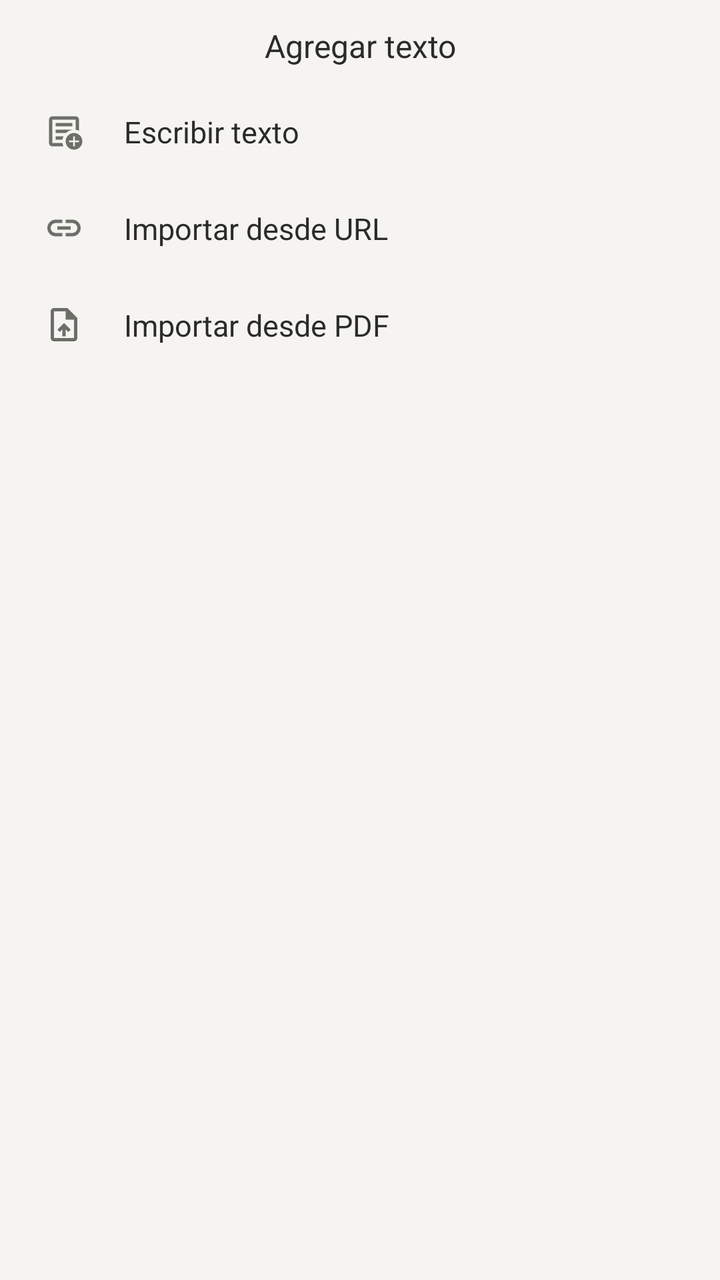
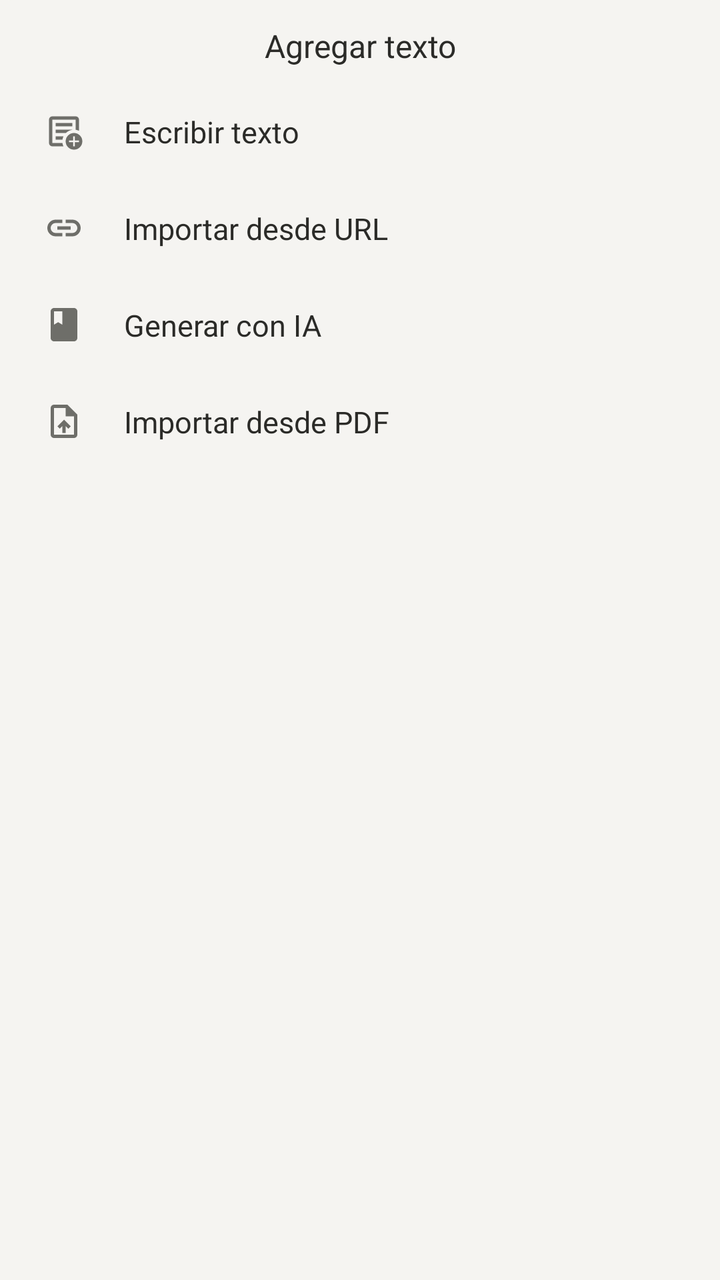

Two renders of the same Android screen: before a commit and after it. Below are the layout's source before the change and the commit's diff.
<!-- AndroidManifest.xml: application theme Theme.Leelo -->
<!-- res/layout/bottomsheet.xml -->
<?xml version="1.0" encoding="utf-8"?>
<LinearLayout xmlns:android="http://schemas.android.com/apk/res/android"
    android:layout_width="match_parent"
    android:layout_height="wrap_content"
    android:background="@drawable/dialog_bg"
    android:orientation="vertical">

    <TextView
        android:layout_width="match_parent"
        android:layout_height="wrap_content"
        android:layout_marginBottom="8dp"
        android:gravity="center"
        android:text="Agregar texto"
        android:textColor="?attr/colorOnSurface"
        android:textSize="16sp" />

    <LinearLayout
        android:id="@+id/layout_add_text"
        android:layout_width="match_parent"
        android:layout_height="wrap_content"
        android:background="?android:attr/selectableItemBackground"
        android:gravity="center_vertical"
        android:orientation="horizontal"
        android:padding="14dp">

        <ImageView
            android:layout_width="20dp"
            android:layout_height="20dp"
            android:src="@drawable/add_notes"
            android:tint="?attr/colorOnSurfaceVariant" />

        <TextView
            android:layout_width="wrap_content"
            android:layout_height="wrap_content"
            android:layout_marginStart="20dp"
            android:text="Escribir texto"
            android:textColor="?attr/colorOnSurface"
            android:textSize="15sp" />
    </LinearLayout>

    <LinearLayout
        android:id="@+id/layout_add_text_url"
        android:layout_width="match_parent"
        android:layout_height="wrap_content"
        android:background="?android:attr/selectableItemBackground"
        android:gravity="center_vertical"
        android:orientation="horizontal"
        android:padding="14dp">

        <ImageView
            android:layout_width="20dp"
            android:layout_height="20dp"
            android:src="@drawable/link"
            android:tint="?attr/colorOnSurfaceVariant" />

        <TextView
            android:layout_width="wrap_content"
            android:layout_height="wrap_content"
            android:layout_marginStart="20dp"
            android:text="Importar desde URL"
            android:textColor="?attr/colorOnSurface"
            android:textSize="15sp" />
    </LinearLayout>

    <LinearLayout
        android:id="@+id/layout_add_text_pdf"
        android:layout_width="match_parent"
        android:layout_height="wrap_content"
        android:background="?android:attr/selectableItemBackground"
        android:gravity="center_vertical"
        android:orientation="horizontal"
        android:padding="14dp">

        <ImageView
            android:layout_width="20dp"
            android:layout_height="20dp"
            android:src="@drawable/upload_file"
            android:tint="?attr/colorOnSurfaceVariant" />

        <TextView
            android:layout_width="wrap_content"
            android:layout_height="wrap_content"
            android:layout_marginStart="20dp"
            android:text="Importar desde PDF"
            android:textColor="?attr/colorOnSurface"
            android:textSize="15sp" />
    </LinearLayout>

</LinearLayout>
<!-- resources referenced by this layout -->
<resources>
  <!-- drawable add_notes (drawable) -->
  <vector xmlns:android="http://schemas.android.com/apk/res/android"
      android:width="24dp"
      android:height="24dp"
      android:viewportWidth="960"
      android:viewportHeight="960">
    <path
        android:pathData="M200,840q-33,0 -56.5,-23.5T120,760v-560q0,-33 23.5,-56.5T200,120h560q33,0 56.5,23.5T840,200v268q-19,-9 -39,-15.5t-41,-9.5v-243L200,200v560h242q3,22 9.5,42t15.5,38L200,840ZM200,720v40,-560 243,-3 280ZM280,680h163q3,-21 9.5,-41t14.5,-39L280,600v80ZM280,520h244q32,-30 71.5,-50t84.5,-27v-3L280,440v80ZM280,360h400v-80L280,280v80ZM720,920q-83,0 -141.5,-58.5T520,720q0,-83 58.5,-141.5T720,520q83,0 141.5,58.5T920,720q0,83 -58.5,141.5T720,920ZM700,840h40v-100h100v-40L740,700v-100h-40v100L600,700v40h100v100Z"
        android:fillColor="#e3e3e3"/>
  </vector>
  <!-- drawable dialog_bg (drawable) -->
  <?xml version="1.0" encoding="utf-8"?>
  <shape xmlns:android="http://schemas.android.com/apk/res/android">
      <solid android:color="@color/paper" />
      <corners
          android:topLeftRadius="6dp"
          android:topRightRadius="6dp" />
      <padding
          android:left="8dp"
          android:right="8dp"
          android:top="12dp"
          android:bottom="12dp" />
  </shape>
  <!-- drawable link (drawable) -->
  <vector xmlns:android="http://schemas.android.com/apk/res/android"
      android:width="24dp"
      android:height="24dp"
      android:viewportWidth="960"
      android:viewportHeight="960">
    <path
        android:pathData="M440,680L280,680q-83,0 -141.5,-58.5T80,480q0,-83 58.5,-141.5T280,280h160v80L280,360q-50,0 -85,35t-35,85q0,50 35,85t85,35h160v80ZM320,520v-80h320v80L320,520ZM520,680v-80h160q50,0 85,-35t35,-85q0,-50 -35,-85t-85,-35L520,360v-80h160q83,0 141.5,58.5T880,480q0,83 -58.5,141.5T680,680L520,680Z"
        android:fillColor="#e3e3e3"/>
  </vector>
  <!-- drawable upload_file (drawable) -->
  <vector xmlns:android="http://schemas.android.com/apk/res/android"
      android:width="24dp"
      android:height="24dp"
      android:viewportWidth="960"
      android:viewportHeight="960">
    <path
        android:pathData="M440,760h80v-167l64,64 56,-57 -160,-160 -160,160 57,56 63,-63v167ZM240,880q-33,0 -56.5,-23.5T160,800v-640q0,-33 23.5,-56.5T240,80h320l240,240v480q0,33 -23.5,56.5T720,880L240,880ZM520,360v-200L240,160v640h480v-440L520,360ZM240,160v200,-200 640,-640Z"
        android:fillColor="#e3e3e3"/>
  </vector>
  <style name="Theme.Leelo" parent="Base.Theme.Leelo" />
  <color name="paper">#FFF5F4F1</color>
  <color name="accent">#FF63635F</color>
  <color name="accent_on">#FFF5F4F1</color>
  <color name="ink">#FF2B2B28</color>
  <color name="ink_muted">#FF6E6E69</color>
  <color name="line">#FFD8D7D2</color>
  <!-- unchanged entries left out for length: 1 -->
</resources>

<!-- the commit's change to res/layout/bottomsheet.xml (unified diff, before → after) -->
@@ -63,6 +63,30 @@
     </LinearLayout>
 
     <LinearLayout
+        android:id="@+id/layout_generate_with_ai"
+        android:layout_width="match_parent"
+        android:layout_height="wrap_content"
+        android:background="?android:attr/selectableItemBackground"
+        android:gravity="center_vertical"
+        android:orientation="horizontal"
+        android:padding="14dp">
+
+        <ImageView
+            android:layout_width="20dp"
+            android:layout_height="20dp"
+            android:src="@drawable/baseline_book_24"
+            android:tint="?attr/colorOnSurfaceVariant" />
+
+        <TextView
+            android:layout_width="wrap_content"
+            android:layout_height="wrap_content"
+            android:layout_marginStart="20dp"
+            android:text="Generar con IA"
+            android:textColor="?attr/colorOnSurface"
+            android:textSize="15sp" />
+    </LinearLayout>
+
+    <LinearLayout
         android:id="@+id/layout_add_text_pdf"
         android:layout_width="match_parent"
         android:layout_height="wrap_content"
<!-- resource entries referenced after the edit -->
@@ -9,6 +9,12 @@
     <path
         android:pathData="M200,840q-33,0 -56.5,-23.5T120,760v-560q0,-33 23.5,-56.5T200,120h560q33,0 56.5,23.5T840,200v268q-19,-9 -39,-15.5t-41,-9.5v-243L200,200v560h242q3,22 9.5,42t15.5,38L200,840ZM200,720v40,-560 243,-3 280ZM280,680h163q3,-21 9.5,-41t14.5,-39L280,600v80ZM280,520h244q32,-30 71.5,-50t84.5,-27v-3L280,440v80ZM280,360h400v-80L280,280v80ZM720,920q-83,0 -141.5,-58.5T520,720q0,-83 58.5,-141.5T720,520q83,0 141.5,58.5T920,720q0,83 -58.5,141.5T720,920ZM700,840h40v-100h100v-40L740,700v-100h-40v100L600,700v40h100v100Z"
         android:fillColor="#e3e3e3"/>
+  </vector>
+  <!-- drawable baseline_book_24 (drawable) -->
+  <vector xmlns:android="http://schemas.android.com/apk/res/android" android:height="24dp" android:tint="@color/ink_muted" android:viewportHeight="24" android:viewportWidth="24" android:width="24dp">
+        
+      <path android:fillColor="@android:color/white" android:pathData="M18,2H6c-1.1,0 -2,0.9 -2,2v16c0,1.1 0.9,2 2,2h12c1.1,0 2,-0.9 2,-2V4c0,-1.1 -0.9,-2 -2,-2zM6,4h5v8l-2.5,-1.5L6,12V4z"/>
+      
   </vector>
   <!-- drawable dialog_bg (drawable) -->
   <?xml version="1.0" encoding="utf-8"?>
